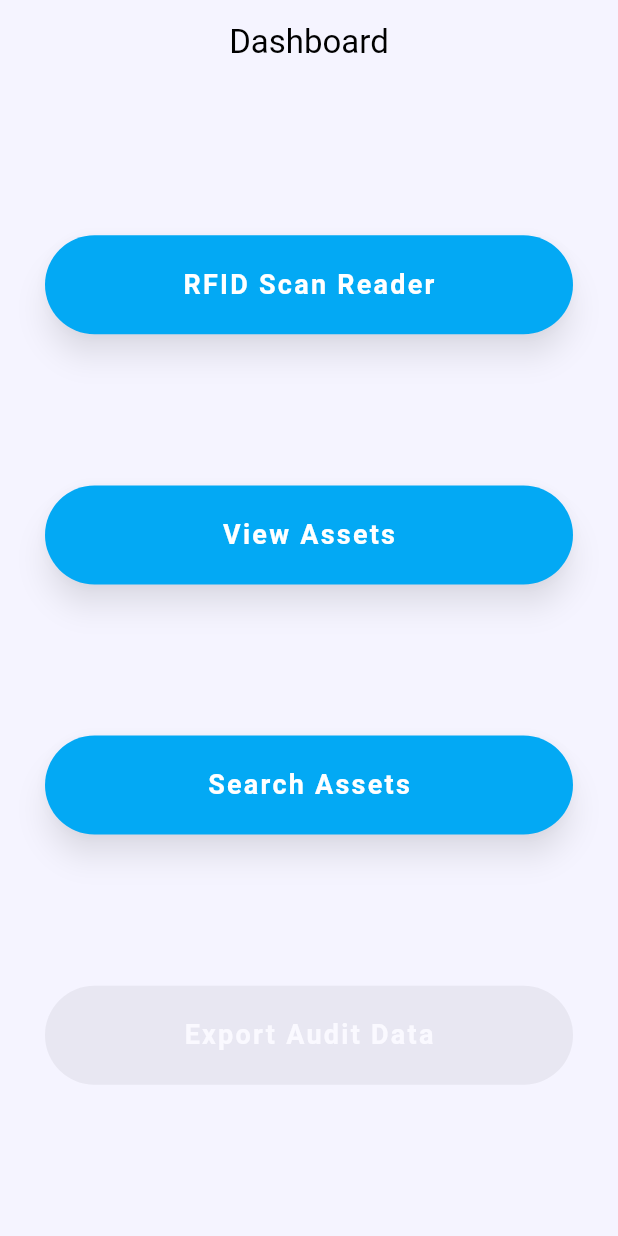
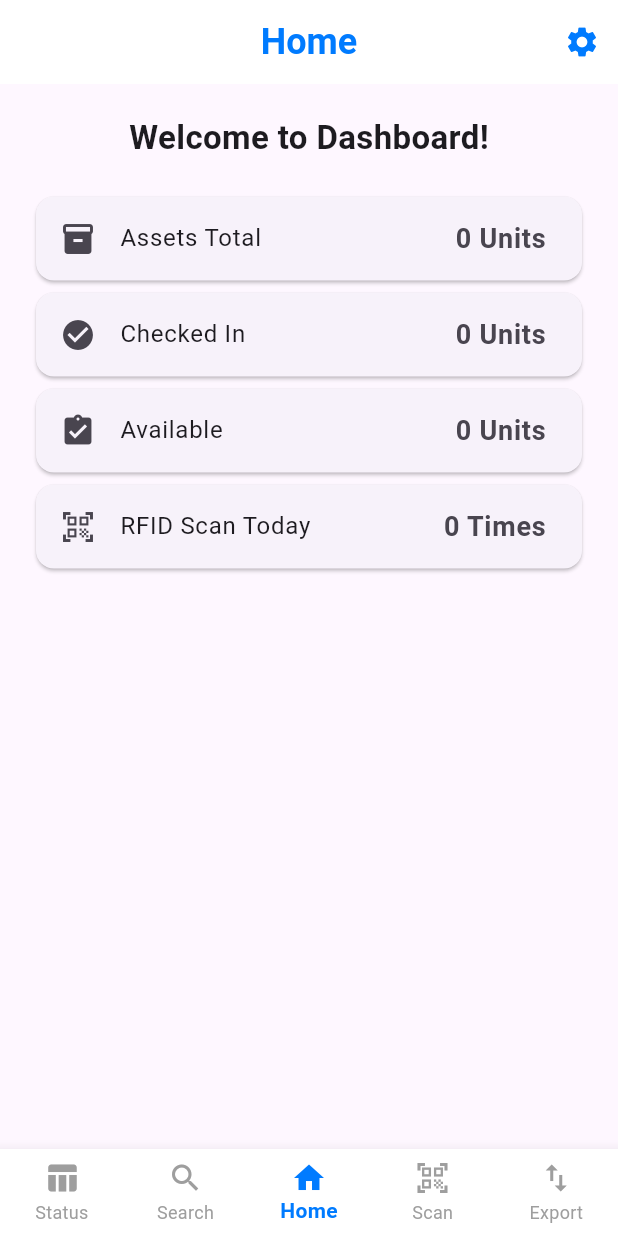
Before and after one commit to Russidan-Nadee/RFID_prototype_project, a Flutter app: the screen it shows after launch, on a phone screen of 412 x 824 dp. Run offline on Flutter 3.47's test engine with Material 3 defaults, Android fonts, the phone set to English and light mode, and no system bars; our stand-ins replace sqflite; accounts and stored records are empty.

```diff
--- a/lib/main.dart
+++ b/lib/main.dart
@@ -1,27 +1,130 @@
 import 'package:flutter/material.dart';
-import 'screens/home_page.dart';
+import 'package:rfid_project/screens/export_screen.dart';
+import 'package:rfid_project/screens/home_screen.dart';
+import 'package:rfid_project/screens/scan_rfid_screen.dart';
+import 'package:rfid_project/screens/search_assets_screen.dart';
+import 'package:rfid_project/screens/settings_screen.dart';
+import 'package:rfid_project/screens/view_assets_screen.dart';
 
 void main() {
   runApp(const MyApp());
 }
 
 class MyApp extends StatelessWidget {
-  const MyApp({super.key});
+  const MyApp({Key? key}) : super(key: key);
 
   @override
   Widget build(BuildContext context) {
     return MaterialApp(
-      title: 'RFID Dashboard',
+      title: 'RFID App',
+      debugShowCheckedModeBanner: false,
       theme: ThemeData(
         primarySwatch: Colors.blue,
-        textTheme: const TextTheme(
-          bodyLarge: TextStyle(fontSize: 18, color: Colors.black),
-          bodyMedium: TextStyle(fontSize: 16, color: Colors.grey),
-          headlineMedium: TextStyle(fontSize: 22, fontWeight: FontWeight.bold),
-        ),
+        visualDensity: VisualDensity.adaptivePlatformDensity,
       ),
-      home: const home_page(),
-      debugShowCheckedModeBanner: false, // ปิดแถบ debug สีแดง
+      home: const MainScreen(),
     );
   }
 }
+
+class MainScreen extends StatefulWidget {
+  const MainScreen({Key? key}) : super(key: key);
+
+  @override
+  State<MainScreen> createState() => _MainScreenState();
+}
+
+class _MainScreenState extends State<MainScreen> {
+  int _currentIndex = 2; // เริ่มต้นที่ Home (Index 2)
+
+  final List<Widget> _screens = [
+    const ViewAssetsScreen(),
+    const SearchAssetsScreen(),
+    const HomeScreen(),
+    const ScanRfidScreen(),
+    const ExportScreen(),
+  ];
+
+  @override
+  Widget build(BuildContext context) {
+    return Scaffold(
+      appBar: AppBar(
+        title: Text(
+          _getTitle(),
+          style: const TextStyle(
+            color: Color(0xFF007BFF),
+            fontSize: 24,
+            fontWeight: FontWeight.bold,
+            fontFamily: 'Roboto',
+          ),
+        ),
+        centerTitle: true,
+        backgroundColor: Colors.white,
+        elevation: 0,
+        actions: [
+          if (_currentIndex == 2) // เฉพาะหน้า Home เท่านั้น
+            IconButton(
+              icon: const Icon(Icons.settings, color: Color(0xFF007BFF)),
+              onPressed: () {
+                Navigator.push(
+                  context,
+                  MaterialPageRoute(
+                    builder: (context) => const SettingsScreen(),
+                  ),
+                );
+              },
+            ),
+        ],
+      ),
+      body: _screens[_currentIndex],
+      bottomNavigationBar: BottomNavigationBar(
+        type: BottomNavigationBarType.fixed,
+        currentIndex: _currentIndex,
+        selectedItemColor: const Color(0xFF007BFF),
+        unselectedItemColor: Colors.grey,
+        backgroundColor: Colors.white,
+        showUnselectedLabels: true,
+        selectedLabelStyle: const TextStyle(
+          fontFamily: 'Roboto',
+          fontWeight: FontWeight.w600,
+        ),
+        unselectedLabelStyle: const TextStyle(fontFamily: 'Roboto'),
+        onTap: (index) {
+          setState(() {
+            _currentIndex = index;
+          });
+        },
+        items: const [
+          BottomNavigationBarItem(icon: Icon(Icons.table_chart), label: 'Status'),
+          BottomNavigationBarItem(icon: Icon(Icons.search), label: 'Search'),
+          BottomNavigationBarItem(icon: Icon(Icons.home), label: 'Home'),
+          BottomNavigationBarItem(
+            icon: Icon(Icons.qr_code_scanner),
+            label: 'Scan',
+          ),
+          BottomNavigationBarItem(
+            icon: Icon(Icons.import_export),
+            label: 'Export',
+          ),
+        ],
+      ),
+    );
+  }
+
+  String _getTitle() {
+    switch (_currentIndex) {
+      case 0:
+        return 'View Status';
+      case 1:
+        return 'Search Assets';
+      case 2:
+        return 'Home';
+      case 3:
+        return 'Scan RFID';
+      case 4:
+        return 'Export';
+      default:
+        return '';
+    }
+  }
+}
--- /dev/null
+++ b/lib/screens/home_screen.dart
@@ -0,0 +1,115 @@
+import 'package:flutter/material.dart';
+import '../database.dart'; // import database helper
+
+class HomeScreen extends StatefulWidget {
+  const HomeScreen({Key? key}) : super(key: key);
+
+  @override
+  State<HomeScreen> createState() => _HomeScreenState();
+}
+
+class _HomeScreenState extends State<HomeScreen> {
+  final dbHelper = DatabaseHelper();
+
+  int totalAssets = 0;
+  int checkedInAssets = 0;
+  int availableAssets = 0;
+  int rfidScansToday = 0; // ตอนนี้ยังเป็น 0 เพราะยังไม่มี table RFID Scans
+
+  @override
+  void initState() {
+    super.initState();
+    loadDashboardData();
+  }
+
+  Future<void> loadDashboardData() async {
+    final assets = await dbHelper.getAssets();
+
+    int total = assets.length;
+    int checkedIn = assets.where((a) => a['status'] == 'Checked In').length;
+    int available = assets.where((a) => a['status'] == 'Available').length;
+
+    // ถ้ามีระบบ RFID Scan ค่อยดึงข้อมูลมา ตอนนี้ set เป็น 0 ไว้ก่อน
+    int rfidToday = 0;
+
+    setState(() {
+      totalAssets = total;
+      checkedInAssets = checkedIn;
+      availableAssets = available;
+      rfidScansToday = rfidToday;
+    });
+  }
+
+  @override
+  Widget build(BuildContext context) {
+    return Scaffold(
+      body: Padding(
+        padding: const EdgeInsets.all(20),
+        child: Column(
+          crossAxisAlignment: CrossAxisAlignment.start,
+          children: [
+            Center(
+              child: const Text(
+                'Welcome to Dashboard!',
+                style: TextStyle(fontSize: 22, fontWeight: FontWeight.bold),
+              ),
+            ),
+            const SizedBox(height: 20),
+            Card(
+              child: ListTile(
+                leading: const Icon(Icons.inventory_2),
+                title: const Text('Assets Total'),
+                trailing: Text(
+                  '$totalAssets Units',
+                  style: const TextStyle(
+                    fontSize: 18, // เพิ่มขนาดฟอนต์
+                    fontWeight: FontWeight.bold, // เน้นหนาให้ชัดขึ้น
+                  ),
+                ),
+              ),
+            ),
+            Card(
+              child: ListTile(
+                leading: const Icon(Icons.check_circle),
+                title: const Text('Checked In'),
+                trailing: Text(
+                  '$checkedInAssets Units',
+                  style: const TextStyle(
+                    fontSize: 18,
+                    fontWeight: FontWeight.bold,
+                  ),
+                ),
+              ),
+            ),
+            Card(
+              child: ListTile(
+                leading: const Icon(Icons.assignment_turned_in),
+                title: const Text('Available'),
+                trailing: Text(
+                  '$availableAssets Units',
+                  style: const TextStyle(
+                    fontSize: 18,
+                    fontWeight: FontWeight.bold,
+                  ),
+                ),
+              ),
+            ),
+            Card(
+              child: ListTile(
+                leading: const Icon(Icons.qr_code_scanner),
+                title: const Text('RFID Scan Today'),
+                trailing: Text(
+                  '$rfidScansToday Times',
+                  style: const TextStyle(
+                    fontSize: 18,
+                    fontWeight: FontWeight.bold,
+                  ),
+                ),
+              ),
+            ),
+          ],
+        ),
+      ),
+    );
+  }
+}
```
Also changed, not shown: lib/screens/export_screen.dart (added, +23 -0 lines), lib/screens/scan_rfid_screen.dart (added, +23 -0 lines), lib/screens/search_assets_screen.dart (added, +163 -0 lines), lib/screens/settings_screen.dart (added, +37 -0 lines), lib/screens/view_assets_screen.dart (added, +170 -0 lines), 2 other files.
